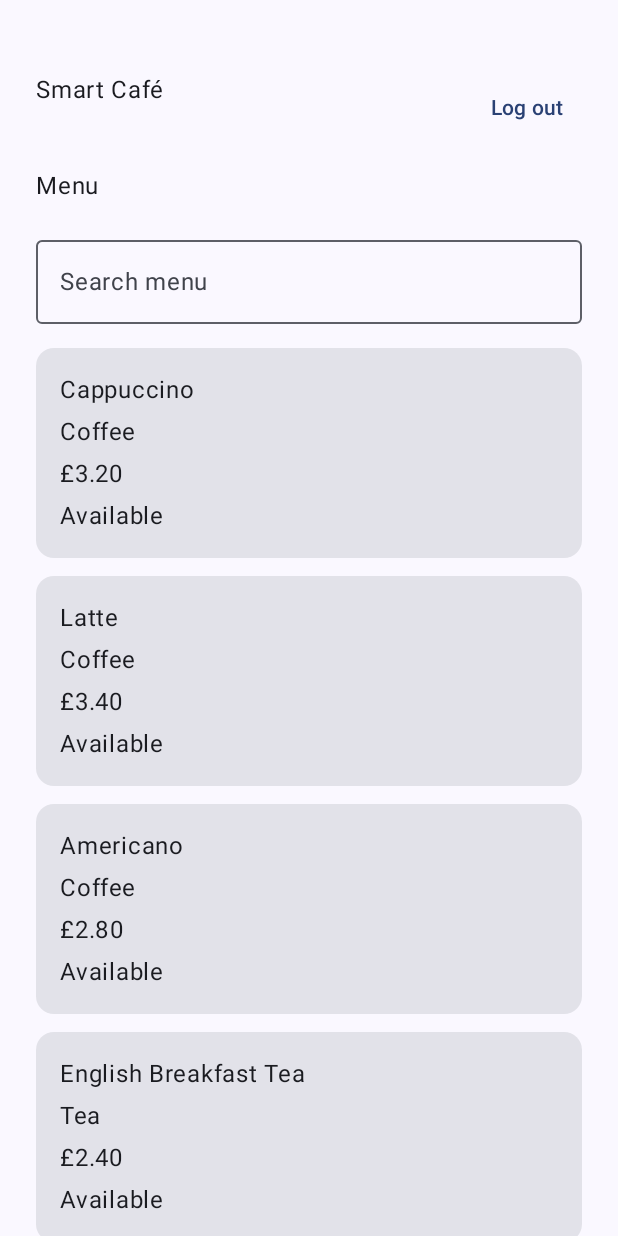
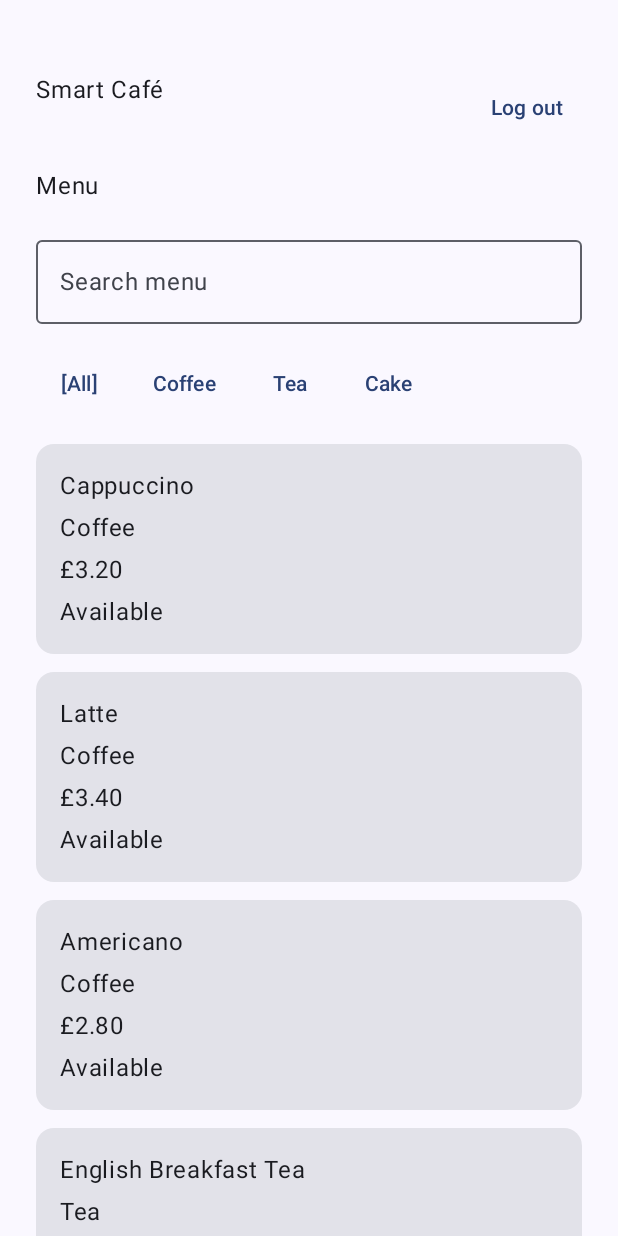
Before and after one commit to noah-bosman/smartcafe, an Android app built with Jetpack Compose: the composable MenuScreen called with sample values from the repository, on a phone screen of 412 x 824 dp. Run offline under Robolectric (Android 15) with nearby library versions, the phone set to English and light mode, and no system bars.

Commit message:
Category filtering...

```diff
--- a/app/src/main/java/land/noah/smartcafe/ui/screens/MenuScreen.kt
+++ b/app/src/main/java/land/noah/smartcafe/ui/screens/MenuScreen.kt
@@ -32,11 +32,29 @@ fun MenuScreen(
         mutableStateOf("")
     }
 
+    var selectedCategory by remember {
+        mutableStateOf("All")
+    }
+
+    val categories = listOf(
+        "All",
+        "Coffee",
+        "Tea",
+        "Cake"
+    )
+
     val filteredItems = menuItems.filter { item ->
-        item.name.contains(
-            searchQuery,
-            ignoreCase = true
-        )
+        val matchesSearch =
+            item.name.contains(
+                searchQuery,
+                ignoreCase = true
+            )
+
+        val matchesCategory =
+            selectedCategory == "All" ||
+                    item.category == selectedCategory
+
+        matchesSearch && matchesCategory
     }
 
     Column(
@@ -79,6 +97,29 @@ fun MenuScreen(
                 .fillMaxWidth()
                 .padding(bottom = 16.dp)
         )
+
+        Row(
+            modifier = Modifier
+                .fillMaxWidth()
+                .padding(bottom = 16.dp),
+            horizontalArrangement = Arrangement.spacedBy(8.dp)
+        ) {
+            categories.forEach { category ->
+                TextButton(
+                    onClick = {
+                        selectedCategory = category
+                    }
+                ) {
+                    Text(
+                        if (selectedCategory == category) {
+                            "[$category]" // TODO better indicator?
+                        } else {
+                            category
+                        }
+                    )
+                }
+            }
+        }
 
         LazyColumn(
             verticalArrangement = Arrangement.spacedBy(12.dp)
```
